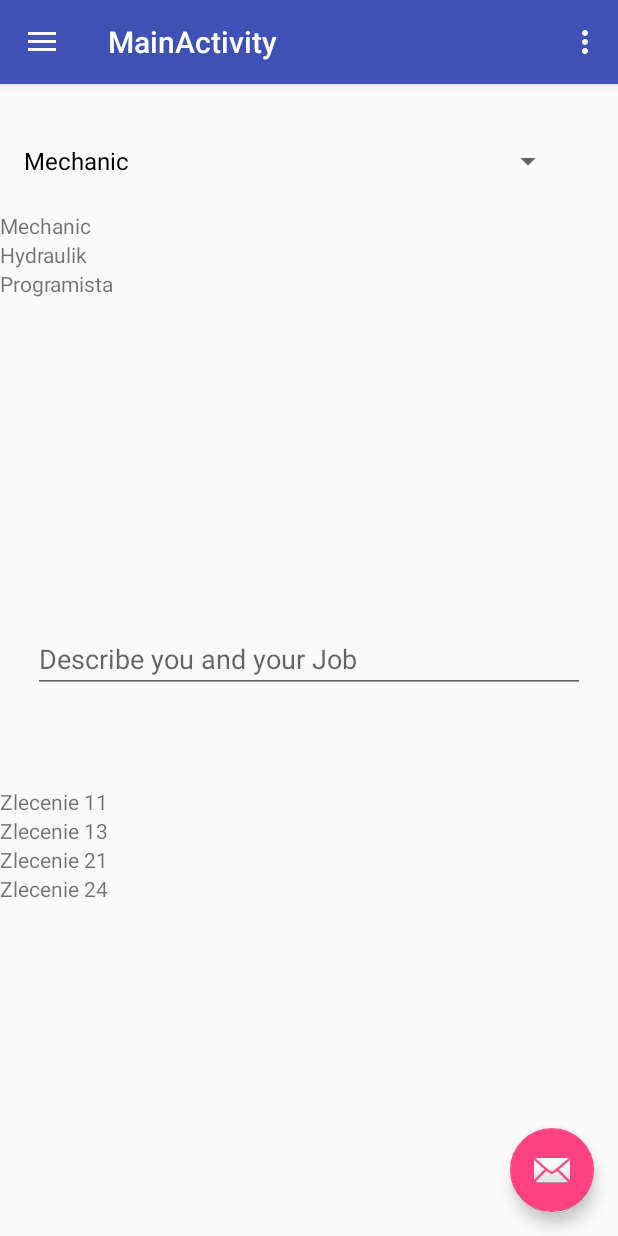
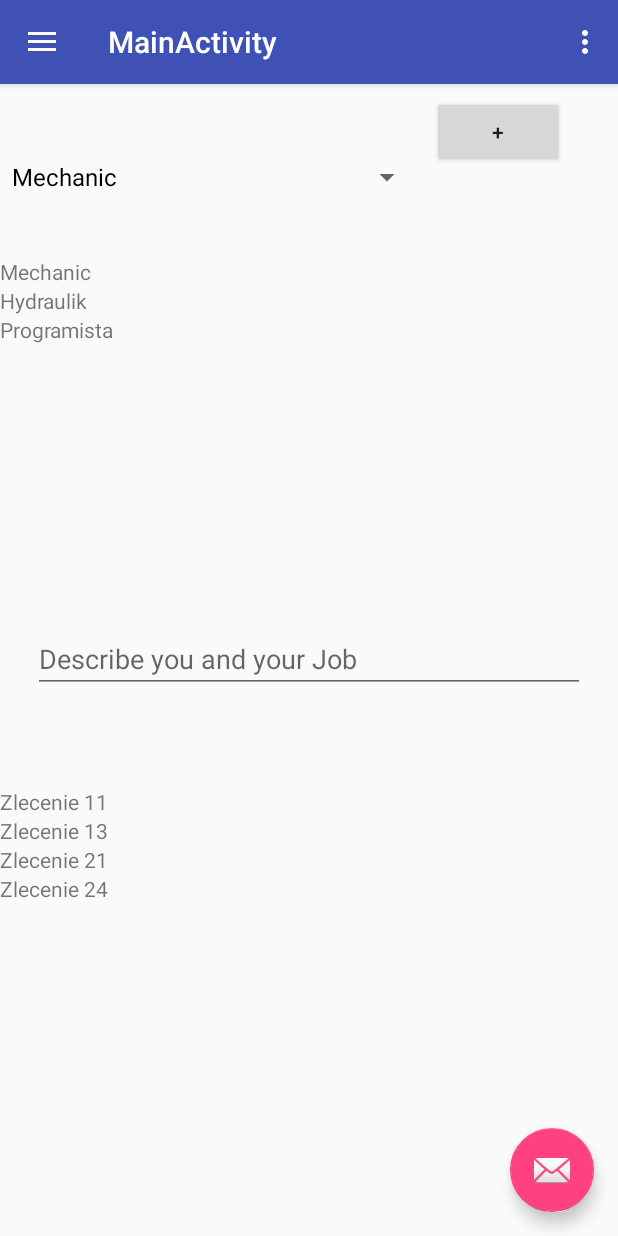
Before and after one commit to DSMP/FreelancerWorldAndroid, an Android app: the fragment UserProfileFragment placed in its activity, on a phone screen of 412 x 824 dp. Run offline under Robolectric (Android 15) with nearby library versions, the phone set to English and light mode, and no system bars; 2 statements that could not run were skipped.

Commit message:
Dodano button który bedzie umożliwiał dodanie wybranej specki

```diff
--- a/app/src/main/res/layout/fragment_user_profile.xml
+++ b/app/src/main/res/layout/fragment_user_profile.xml
@@ -32,26 +32,11 @@
 
         <android.support.constraint.Guideline
             android:id="@+id/top_guideline"
-            app:layout_constraintGuide_percent="0.1"
+            app:layout_constraintGuide_percent="0.14"
             android:layout_width="wrap_content"
             android:layout_height="wrap_content"
-            android:orientation="horizontal"
-            tools:layout_editor_absoluteY="132dp"
-            tools:layout_editor_absoluteX="0dp" />
+            android:orientation="horizontal" />
 
-        <android.support.v7.widget.RecyclerView
-            android:id="@+id/upper_job_recycler"
-            app:layout_constraintBottom_toTopOf="@+id/scrollView"
-            app:layout_constraintEnd_toEndOf="parent"
-            app:layout_constraintStart_toStartOf="parent"
-            android:layout_width="0dp"
-            android:layout_height="0dp"
-            android:layout_marginTop="8dp"
-            android:scrollbars="vertical"
-            tools:layout_editor_absoluteX="0dp"
-            app:layout_constraintVertical_bias="1.0"
-            app:layout_constraintTop_toTopOf="@+id/top_guideline"
-            android:layout_marginBottom="8dp" />
         <ScrollView
             android:id="@+id/scrollView"
             android:layout_width="368dp"
@@ -89,14 +74,41 @@
 
         <Spinner
             android:id="@+id/SelectSpec"
-            android:layout_width="368dp"
-            android:layout_height="50dp"
-            android:layout_marginBottom="8dp"
+            android:layout_width="282dp"
+            android:layout_height="48dp"
+            android:layout_marginBottom="29dp"
             app:layout_constraintBottom_toTopOf="@+id/upper_job_recycler"
-            android:layout_marginLeft="8dp"
+            android:layout_marginLeft="0dp"
             app:layout_constraintLeft_toLeftOf="parent">
 
         </Spinner>
 
+        <Button
+            android:id="@+id/specAddButton"
+            android:layout_width="wrap_content"
+            android:layout_height="wrap_content"
+            android:text=" + "
+            app:layout_constraintLeft_toRightOf="@+id/SelectSpec"
+            android:layout_marginLeft="6dp"
+            app:layout_constraintTop_toTopOf="parent"
+            android:layout_marginTop="8dp"
+            android:layout_marginBottom="8dp"
+            app:layout_constraintBottom_toTopOf="@+id/upper_job_recycler"
+            app:layout_constraintVertical_bias="0.0" />
+
+        <android.support.v7.widget.RecyclerView
+            android:id="@+id/upper_job_recycler"
+            android:layout_width="0dp"
+            android:layout_height="0dp"
+            android:layout_marginBottom="8dp"
+            android:layout_marginTop="8dp"
+            android:scrollbars="vertical"
+            app:layout_constraintBottom_toTopOf="@+id/scrollView"
+            app:layout_constraintEnd_toEndOf="parent"
+            app:layout_constraintStart_toStartOf="parent"
+            app:layout_constraintTop_toTopOf="@+id/top_guideline"
+            app:layout_constraintVertical_bias="0.0"
+            tools:layout_editor_absoluteX="2dp" />
+
     </android.support.constraint.ConstraintLayout>
 </FrameLayout>
```
